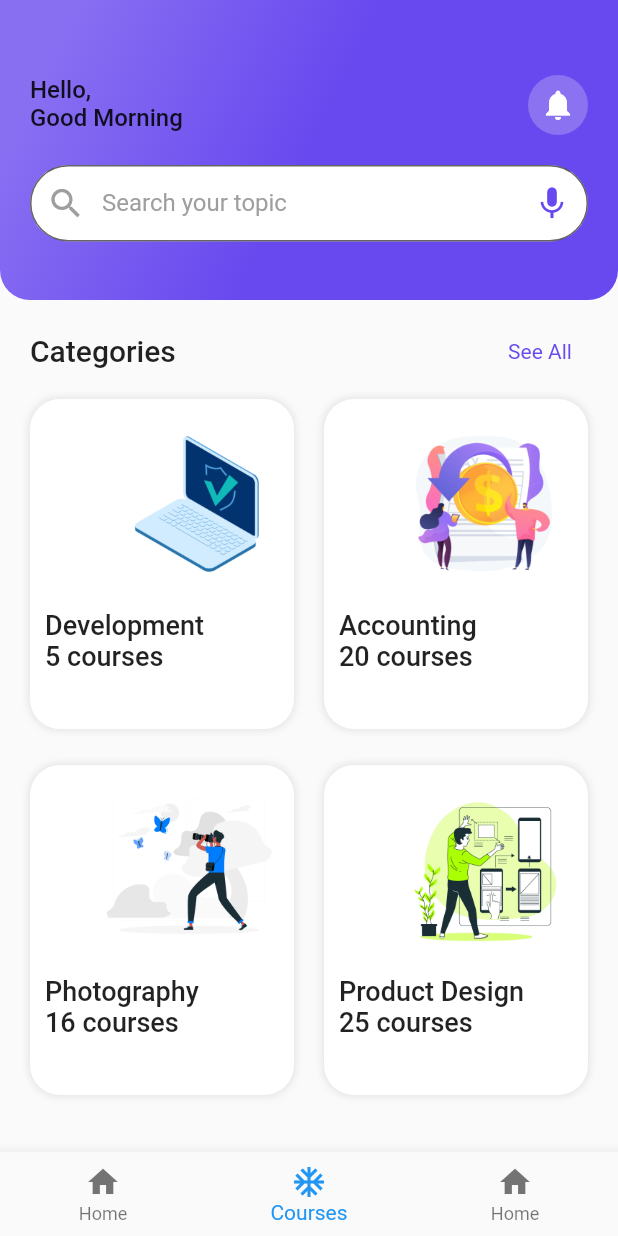
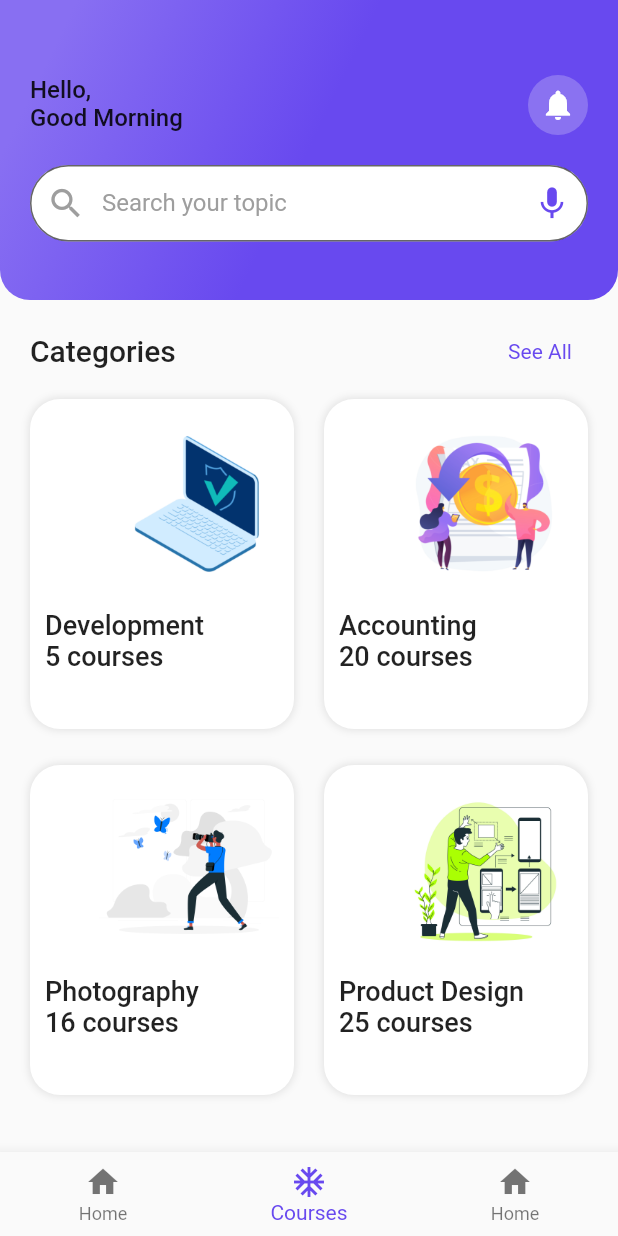
Before and after one commit to KubanychAsanov/bilimAppFlutter, a Flutter app: the NavigationPage screen opened by its route, item 2 of the bottom bar chosen, on a phone screen of 412 x 824 dp. Run offline on Flutter 3.47's test engine with Material 2 defaults, Android fonts, the light colour scheme and no system bars; our stand-ins replace auto_route, bloc, equatable, flutter_bloc, flutter_markdown, get_it and 2 more; Roboto replaces fonts that are missing (Poppins).

Commit message:
Added dark theme mode with settings page.

```diff
--- a/lib/app.dart
+++ b/lib/app.dart
@@ -1,18 +1,15 @@
+import 'package:bilim_app/constants/color.dart';
 import 'package:flutter/foundation.dart';
 import 'package:flutter/material.dart';
-import 'package:flutter_localizations/flutter_localizations.dart';
 import 'injection.dart';
 import 'ui/routing/router.gr.dart';
 import 'ui/screens/settings/settings_controller.dart';
 
 /// The Widget that configures your application.
 class MyApp extends StatelessWidget {
-  MyApp({
-    Key? key,
-    required this.settingsController,
-  }) : super(key: key);
+  MyApp({Key? key}) : super(key: key);
 
-  final SettingsController settingsController;
+  final SettingsController settingsController = getIt<SettingsController>();
   final _appRouter = getIt<AppRouter>();
 
   @override
@@ -43,7 +40,15 @@ class MyApp extends StatelessWidget {
 
           // onGenerateTitle: (BuildContext context) =>
           //     AppLocalizations.of(context)!.appTitle,
-          theme: ThemeData(),
+          theme: ThemeData(
+            primaryColor: kPrimaryColor,
+            appBarTheme: const AppBarTheme(
+              color: kPrimaryColor,
+            ),
+            bottomNavigationBarTheme: const BottomNavigationBarThemeData(
+              selectedItemColor: kPrimaryColor,
+            ),
+          ),
           darkTheme: ThemeData.dark(),
           themeMode: settingsController.themeMode,
 
--- a/lib/ui/routing/router.dart
+++ b/lib/ui/routing/router.dart
@@ -5,21 +5,23 @@ import 'package:bilim_app/ui/screens/course_page.dart';
 import 'package:bilim_app/ui/screens/featured_page.dart';
 import 'package:bilim_app/ui/screens/item_page.dart';
 import 'package:bilim_app/ui/screens/navigation_page.dart';
+import 'package:bilim_app/ui/screens/settings/settings_page.dart';
 
 @MaterialAutoRouter(
   replaceInRouteName: 'Page,Route',
   routes: [
     AutoRoute(
       page: LoginPage,
+      initial: true,
     ),
     AutoRoute(page: RegistrationPage),
     AutoRoute(
       page: NavigationPage,
-      initial: true,
     ),
     AutoRoute(page: ItemPage),
     AutoRoute(page: FeaturedPage),
     AutoRoute(page: CoursePage),
+    AutoRoute(page: SettingsPage),
   ],
 )
 class $AppRouter {}
--- a/lib/ui/screens/featured_page.dart
+++ b/lib/ui/screens/featured_page.dart
@@ -101,7 +101,7 @@ class CategoryCard extends StatelessWidget {
   @override
   Widget build(BuildContext context) {
     return GestureDetector(
-      onTap: () => context.pushRoute(CourseRoute()),
+      onTap: () => context.pushRoute(const CourseRoute()),
       child: Container(
         padding: const EdgeInsets.all(10),
         decoration: BoxDecoration(
@@ -130,7 +130,7 @@ class CategoryCard extends StatelessWidget {
             ),
             Text(
               category.name,
-              style: TextStyle(
+              style: const TextStyle(
                 fontSize: 18,
                 fontWeight: FontWeight.w500,
                 fontFamily: 'Poppins',
@@ -138,7 +138,7 @@ class CategoryCard extends StatelessWidget {
             ),
             Text(
               "${category.noOfCourses.toString()} courses",
-              style: TextStyle(
+              style: const TextStyle(
                 fontSize: 18,
                 fontWeight: FontWeight.w500,
               ),
@@ -182,7 +182,7 @@ class AppBar extends StatelessWidget {
             mainAxisAlignment: MainAxisAlignment.spaceBetween,
             crossAxisAlignment: CrossAxisAlignment.start,
             children: [
-              Text(
+              const Text(
                 "Hello,\nGood Morning",
                 style: TextStyle(
                   fontSize: 16,
--- a/lib/ui/screens/navigation_page.dart
+++ b/lib/ui/screens/navigation_page.dart
@@ -1,3 +1,4 @@
+import 'package:bilim_app/constants/color.dart';
 import 'package:flutter/material.dart';
 
 import 'featured_page.dart';
@@ -29,22 +30,14 @@ class _NavigationState extends State<NavigationPage> {
   Widget build(BuildContext context) {
     return Scaffold(
       body: _pages[_selectedTab],
-      bottomNavigationBar: Theme(
-        data: Theme.of(context).copyWith(),
-        child: BottomNavigationBar(
-          // unselectedItemColor:
-          //     brightness == Brightness.light ? Colors.black : Colors.white70,
-          // selectedItemColor:
-          //     brightness == Brightness.light ? Colors.black : Colors.white,
+      bottomNavigationBar: BottomNavigationBar(
         currentIndex: _selectedTab,
         onTap: (index) => _changeTab(index),
         items: const [
           BottomNavigationBarItem(icon: Icon(Icons.home), label: "Home"),
-            BottomNavigationBarItem(
-                icon: Icon(Icons.ac_unit), label: "Courses"),
+          BottomNavigationBarItem(icon: Icon(Icons.ac_unit), label: "Courses"),
           BottomNavigationBarItem(icon: Icon(Icons.home), label: "Home"),
         ],
-        ),
       ),
     );
   }
--- a/lib/ui/screens/settings/settings_controller.dart
+++ b/lib/ui/screens/settings/settings_controller.dart
@@ -1,7 +1,9 @@
 import 'package:flutter/material.dart';
+import 'package:injectable/injectable.dart';
 
 import 'settings_service.dart';
 
+@singleton
 class SettingsController with ChangeNotifier {
   SettingsController(this._settingsService);
 
--- a/lib/ui/screens/settings/settings_service.dart
+++ b/lib/ui/screens/settings/settings_service.dart
@@ -1,13 +1,15 @@
 import 'package:flutter/material.dart';
+import 'package:injectable/injectable.dart';
 
 /// A service that stores and retrieves user settings.
 ///
 /// By default, this class does not persist user settings. If you'd like to
 /// persist the user settings locally, use the shared_preferences package. If
 /// you'd like to store settings on a web server, use the http package.
+@singleton
 class SettingsService {
   /// Loads the User's preferred ThemeMode from local or remote storage.
-  Future<ThemeMode> themeMode() async => ThemeMode.system;
+  Future<ThemeMode> themeMode() async => ThemeMode.light;
 
   /// Persists the user's preferred ThemeMode to local or remote storage.
   Future<void> updateThemeMode(ThemeMode theme) async {
--- a/lib/ui/services/app.module.dart
+++ b/lib/ui/services/app.module.dart
@@ -5,4 +5,10 @@ import 'package:injectable/injectable.dart';
 abstract class AppModule {
   @injectable
   AppRouter get appRouter => AppRouter();
+
+  // @preResolve
+  // SettingsController get settingsController =>
+  //     SettingsController(SettingsService());
+  // await settingsController.loadSettings();
+
 }
```
Also changed, not shown: lib/localization/app_en.arb (added, +12 -0 lines), lib/localization/app_ky.arb (added, +12 -0 lines), lib/localization/app_ru.arb (added, +12 -0 lines), lib/main.dart (+2 -5 lines), lib/ui/screens/auth/login_page.dart (+31 -29 lines), lib/ui/screens/home_page.dart (+9 -2 lines), lib/ui/screens/settings/settings_page.dart (renamed from lib/ui/screens/settings/settings_view.dart, +7 -9 lines), lib/injection.config.dart, lib/ui/routing/router.gr.dart. Lines whose indentation alone changed are shown as unchanged.
